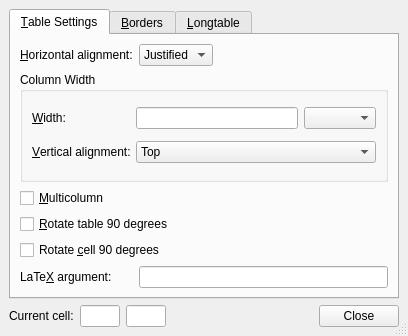
cburschka/lyx, file src/frontends/qt4/ui/TabularUi.ui: the form before one commit.
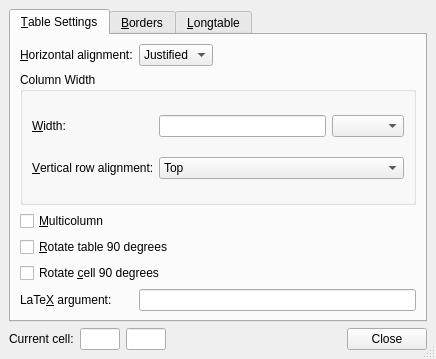
The form after the commit. Custom widgets are drawn as their Qt base class.

Commit message: * TabularUi.ui 	- a hopefully somewhat clearer description of what valign is supposed to do.:

The edit to the form file:
```diff
--- a/src/frontends/qt4/ui/TabularUi.ui
+++ b/src/frontends/qt4/ui/TabularUi.ui
@@ -5,8 +5,8 @@
    <rect>
     <x>0</x>
     <y>0</y>
-    <width>390</width>
-    <height>336</height>
+    <width>436</width>
+    <height>359</height>
    </rect>
   </property>
   <property name="windowTitle" >
@@ -107,7 +107,7 @@
           <item row="1" column="0" >
            <widget class="QLabel" name="vAlignCO" >
             <property name="text" >
-             <string>&amp;Vertical alignment:</string>
+             <string>&amp;Vertical row alignment:</string>
             </property>
             <property name="buddy" >
              <cstring>vAlignCB</cstring>
```
Left out of the diff: 2 changed lines with no effect on the pictures.
